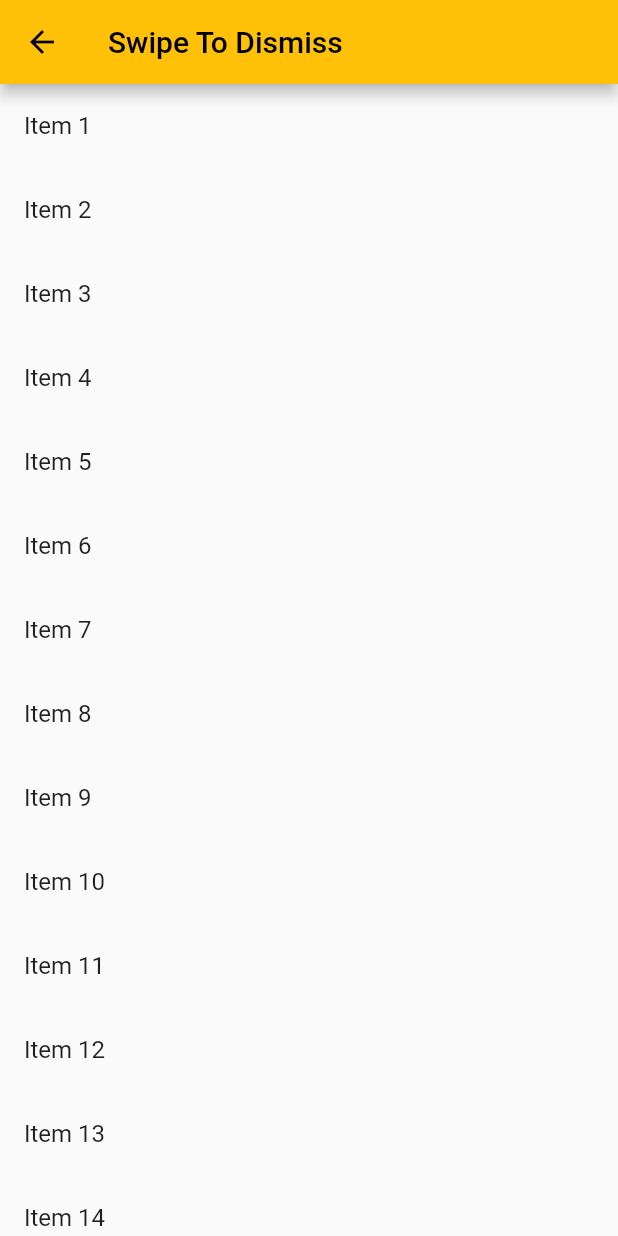
After one commit to LeeYoonJung/flutter_begginer, a Flutter app: the screen it shows after launch, after a tap on "Swipe To Dismiss", on a phone screen of 412 x 824 dp. The commit adds this screen. Run offline on Flutter 3.47's test engine with Material 2 defaults, Android fonts, the phone set to English and light mode, and no system bars.

Commit message:
Swipe To Dismiss 기능

```diff
--- /dev/null
+++ b/lib/beginner/0_flutter_cookbook/my_swipe_to_dismiss.dart
@@ -0,0 +1,39 @@
+import 'package:flutter/material.dart';
+
+class MySwipeToDismiss extends StatefulWidget {
+  const MySwipeToDismiss({Key? key}) : super(key: key);
+
+  @override
+  State<MySwipeToDismiss> createState() => _MySwipeToDismissState();
+}
+
+class _MySwipeToDismissState extends State<MySwipeToDismiss> {
+  final items = List<String>.generate(20, (i) => "Item ${i + 1}");
+
+  @override
+  Widget build(BuildContext context) {
+    return Scaffold(
+      appBar: AppBar(
+        title: const Text('Swipe To Dismiss'),
+      ),
+      body: ListView.builder(
+          itemCount: items.length,
+          itemBuilder: (context, index) {
+            final item = items[index];
+            return Dismissible(
+              background: Container(color: Colors.amberAccent,),
+              direction: DismissDirection.startToEnd,
+              onDismissed: (direction) {
+                setState(() {
+                  items.removeAt(index);
+                });
+              },
+              key: Key(item),
+              child: ListTile(
+                title: Text(items[index]),
+              ),
+            );
+          }),
+    );
+  }
+}
--- a/lib/main.dart
+++ b/lib/main.dart
@@ -7,6 +7,7 @@ import 'package:flutter_momong_project/beginner/0_flutter_cookbook/my_snack_bar.
 import 'package:flutter_momong_project/beginner/0_flutter_cookbook/my_tap_controller.dart';
 
 import 'beginner/0_flutter_cookbook/my_animated_container.dart';
+import 'beginner/0_flutter_cookbook/my_swipe_to_dismiss.dart';
 
 void main() {
   runApp(const MyApp());
@@ -114,6 +115,15 @@ class _HomeState extends State<Home> {
                     builder: (context) => const MyFormValidation()));
           },
         ),
+        ListTile(
+          title: const Text('Swipe To Dismiss'),
+          onTap: () {
+            Navigator.push(
+                context,
+                MaterialPageRoute(
+                    builder: (context) => const MySwipeToDismiss()));
+          },
+        ),
       ],
     );
   }
```
